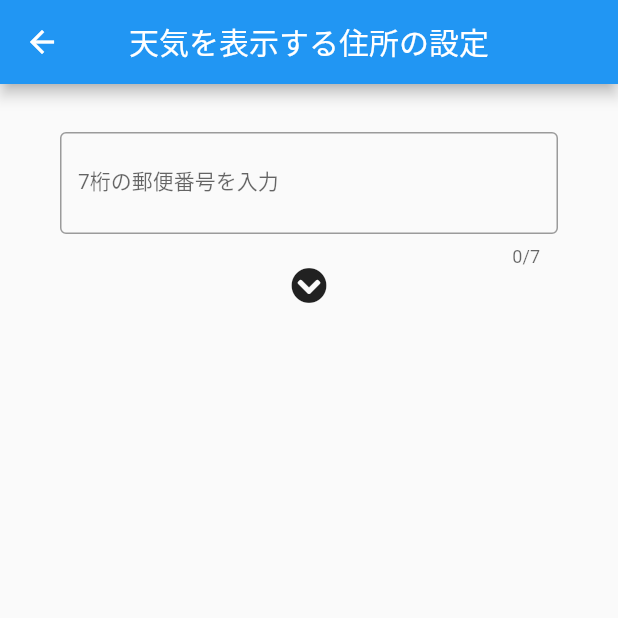
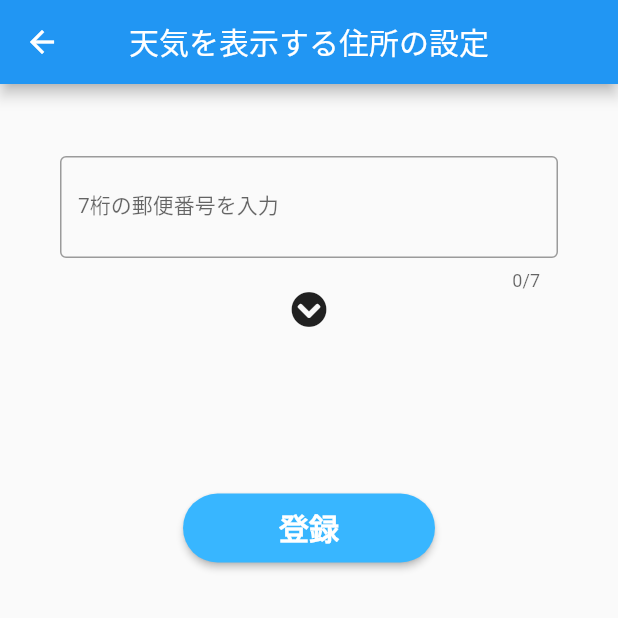
Before and after one commit to haterain0203/weather_and_clothes, a Flutter app: the AddressSettingPage screen opened directly, on a phone screen of 412 x 824 dp, the top half of it. Run offline on Flutter 3.47's test engine with Material 2 defaults, Android fonts, the light colour scheme and no system bars; our stand-ins replace font_awesome_flutter; Roboto replaces fonts that are missing (MyFont).

Commit message:
#18 登録ボタンの追加

```diff
--- a/lib/views/settings/address_setting/address_setting_page.dart
+++ b/lib/views/settings/address_setting/address_setting_page.dart
@@ -20,7 +20,7 @@ class AddressSettingPage extends StatelessWidget {
       body: Column(
         children: [
           SizedBox(
-            height: 32.0,
+            height: 48.0,
           ),
           Padding(
             padding: const EdgeInsets.symmetric(horizontal: 40.0),
@@ -58,6 +58,24 @@ class AddressSettingPage extends StatelessWidget {
             );
           }
           ),
+          const SizedBox(height: 50),
+          ElevatedButton(
+            child: const Padding(
+              padding: EdgeInsets.all(8.0),
+              child: Text(
+                '　　登録　　',
+                style: TextStyle(fontSize: 20.0, fontWeight: FontWeight.bold),
+              ),
+            ),
+            style: ElevatedButton.styleFrom(
+              primary: Theme.of(context).primaryColor,
+              onPrimary: Colors.white,
+              shape: const StadiumBorder(),
+            ),
+            onPressed: () async {
+              //TODO ボタン押下時の処理
+            },
+          ),
         ],
       ),
     );
```
